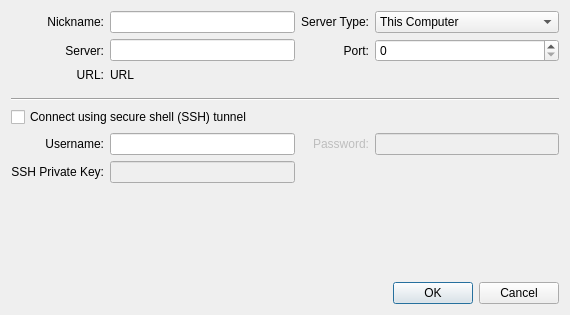
Qt form GUI/Qt/Windows/DeepLearningServerEditor.ui (pyushkevich/itksnap) before a commit.
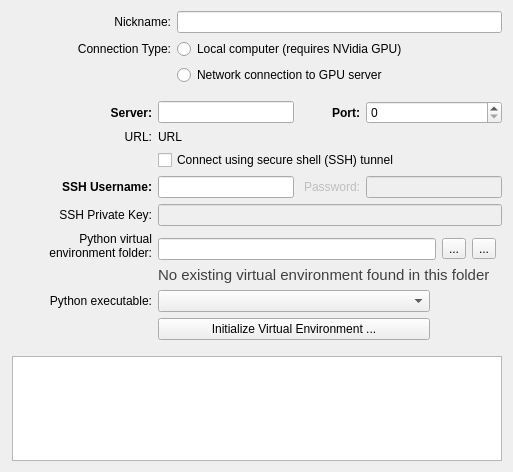
The same form after that commit. Icons and pictures are not drawn.

Commit message: First working implementation of DLS with local Python server

What changed in the file:
```diff
--- a/GUI/Qt/Windows/DeepLearningServerEditor.ui
+++ b/GUI/Qt/Windows/DeepLearningServerEditor.ui
@@ -1,137 +1,46 @@
 <?xml version="1.0" encoding="UTF-8"?>
 <ui version="4.0">
  <class>DeepLearningServerEditor</class>
- <widget class="QDialog" name="DeepLearningServerEditor">
+ <widget class="QWidget" name="DeepLearningServerEditor">
   <property name="geometry">
    <rect>
     <x>0</x>
     <y>0</y>
-    <width>570</width>
-    <height>315</height>
+    <width>513</width>
+    <height>472</height>
    </rect>
   </property>
   <property name="windowTitle">
    <string>Dialog</string>
   </property>
-  <layout class="QGridLayout" name="gridLayout">
-   <item row="2" column="0">
-    <widget class="QLabel" name="label">
-     <property name="text">
-      <string>Server:</string>
-     </property>
-     <property name="alignment">
-      <set>Qt::AlignmentFlag::AlignRight|Qt::AlignmentFlag::AlignTrailing|Qt::AlignmentFlag::AlignVCenter</set>
-     </property>
-    </widget>
-   </item>
-   <item row="3" column="0">
-    <widget class="QLabel" name="label_7">
-     <property name="text">
-      <string>URL:</string>
-     </property>
-     <property name="alignment">
-      <set>Qt::AlignmentFlag::AlignRight|Qt::AlignmentFlag::AlignTrailing|Qt::AlignmentFlag::AlignVCenter</set>
-     </property>
-    </widget>
-   </item>
-   <item row="10" column="0" colspan="2">
-    <widget class="QCheckBox" name="chkTunnel">
-     <property name="text">
-      <string>Connect using secure shell (SSH) tunnel</string>
-     </property>
-    </widget>
-   </item>
-   <item row="11" column="3">
-    <widget class="QLineEdit" name="inSSHPassword">
-     <property name="enabled">
-      <bool>false</bool>
-     </property>
-    </widget>
-   </item>
-   <item row="15" column="1">
-    <spacer name="verticalSpacer">
-     <property name="orientation">
-      <enum>Qt::Orientation::Vertical</enum>
-     </property>
-     <property name="sizeHint" stdset="0">
-      <size>
-       <width>20</width>
-       <height>40</height>
-      </size>
-     </property>
-    </spacer>
-   </item>
-   <item row="2" column="1">
-    <widget class="QLineEdit" name="inHostname"/>
-   </item>
-   <item row="0" column="1">
+  <property name="styleSheet">
+   <string notr="true"/>
+  </property>
+  <layout class="QGridLayout" name="gridLayout" columnstretch="0,0,0">
+   <property name="leftMargin">
+    <number>12</number>
+   </property>
+   <property name="spacing">
+    <number>6</number>
+   </property>
+   <item row="0" column="1" colspan="2">
     <widget class="QLineEdit" name="inNickname"/>
    </item>
-   <item row="11" column="0">
-    <widget class="QLabel" name="label_10">
+   <item row="1" column="0">
+    <widget class="QLabel" name="label_15">
      <property name="text">
-      <string>Username:</string>
+      <string>Connection Type:</string>
      </property>
      <property name="alignment">
       <set>Qt::AlignmentFlag::AlignRight|Qt::AlignmentFlag::AlignTrailing|Qt::AlignmentFlag::AlignVCenter</set>
      </property>
     </widget>
    </item>
-   <item row="2" column="2">
-    <widget class="QLabel" name="label_2">
+   <item row="2" column="1" colspan="2">
+    <widget class="QRadioButton" name="radioConnRemote">
      <property name="text">
-      <string>Port:</string>
+      <string>Network connection to GPU server</string>
      </property>
-     <property name="alignment">
-      <set>Qt::AlignmentFlag::AlignRight|Qt::AlignmentFlag::AlignTrailing|Qt::AlignmentFlag::AlignVCenter</set>
-     </property>
-    </widget>
-   </item>
-   <item row="3" column="1">
-    <widget class="QLabel" name="outURL">
-     <property name="text">
-      <string>URL</string>
-     </property>
-     <property name="openExternalLinks">
-      <bool>true</bool>
-     </property>
-    </widget>
-   </item>
-   <item row="14" column="0">
-    <widget class="QLabel" name="label_14">
-     <property name="text">
-      <string>SSH Private Key:</string>
-     </property>
-     <property name="alignment">
-      <set>Qt::AlignmentFlag::AlignRight|Qt::AlignmentFlag::AlignTrailing|Qt::AlignmentFlag::AlignVCenter</set>
-     </property>
-    </widget>
-   </item>
-   <item row="11" column="2">
-    <widget class="QLabel" name="label_13">
-     <property name="enabled">
-      <bool>false</bool>
-     </property>
-     <property name="text">
-      <string>Password:</string>
-     </property>
-     <property name="alignment">
-      <set>Qt::AlignmentFlag::AlignRight|Qt::AlignmentFlag::AlignTrailing|Qt::AlignmentFlag::AlignVCenter</set>
-     </property>
-    </widget>
-   </item>
-   <item row="0" column="3">
-    <widget class="QComboBox" name="comboBox">
-     <item>
-      <property name="text">
-       <string>This Computer</string>
-      </property>
-     </item>
-     <item>
-      <property name="text">
-       <string>Remote</string>
-      </property>
-     </item>
     </widget>
    </item>
    <item row="0" column="0">
@@ -144,64 +53,337 @@
      </property>
     </widget>
    </item>
-   <item row="11" column="1">
-    <widget class="QLineEdit" name="inSSHUsername"/>
-   </item>
-   <item row="0" column="2">
-    <widget class="QLabel" name="label_15">
-     <property name="text">
-      <string>Server Type:</string>
-     </property>
-     <property name="alignment">
-      <set>Qt::AlignmentFlag::AlignRight|Qt::AlignmentFlag::AlignTrailing|Qt::AlignmentFlag::AlignVCenter</set>
-     </property>
+   <item row="3" column="0" colspan="3">
+    <widget class="QWidget" name="grpRemote" native="true">
+     <layout class="QGridLayout" name="gridLayout_3" columnstretch="0,1,0,1" columnminimumwidth="140,130,60,130">
+      <property name="leftMargin">
+       <number>0</number>
+      </property>
+      <property name="topMargin">
+       <number>0</number>
+      </property>
+      <property name="rightMargin">
+       <number>0</number>
+      </property>
+      <property name="bottomMargin">
+       <number>0</number>
+      </property>
+      <property name="spacing">
+       <number>6</number>
+      </property>
+      <item row="1" column="1">
+       <widget class="QLineEdit" name="inHostname"/>
+      </item>
+      <item row="5" column="0" colspan="4">
+       <widget class="QWidget" name="grpSSH" native="true">
+        <property name="styleSheet">
+         <string notr="true"/>
+        </property>
+        <layout class="QGridLayout" name="gridLayout_2" columnstretch="0,1,0,1" columnminimumwidth="140,130,60,130">
+         <property name="leftMargin">
+          <number>0</number>
+         </property>
+         <property name="topMargin">
+          <number>0</number>
+         </property>
+         <property name="rightMargin">
+          <number>0</number>
+         </property>
+         <property name="bottomMargin">
+          <number>0</number>
+         </property>
+         <property name="spacing">
+          <number>6</number>
+         </property>
+         <item row="2" column="1" colspan="3">
+          <widget class="QLineEdit" name="inSSHPrivateKey">
+           <property name="enabled">
+            <bool>false</bool>
+           </property>
+          </widget>
+         </item>
+         <item row="2" column="0">
+          <widget class="QLabel" name="lblSSHPrivateKey">
+           <property name="text">
+            <string>SSH Private Key:</string>
+           </property>
+           <property name="alignment">
+            <set>Qt::AlignmentFlag::AlignRight|Qt::AlignmentFlag::AlignTrailing|Qt::AlignmentFlag::AlignVCenter</set>
+           </property>
+          </widget>
+         </item>
+         <item row="1" column="3">
+          <widget class="QLineEdit" name="inSSHPassword">
+           <property name="enabled">
+            <bool>false</bool>
+           </property>
+          </widget>
+         </item>
+         <item row="1" column="0">
+          <widget class="QLabel" name="lblSSHUsername">
+           <property name="styleSheet">
+            <string notr="true">font-weight:bold;</string>
+           </property>
+           <property name="text">
+            <string>SSH Username:</string>
+           </property>
+           <property name="alignment">
+            <set>Qt::AlignmentFlag::AlignRight|Qt::AlignmentFlag::AlignTrailing|Qt::AlignmentFlag::AlignVCenter</set>
+           </property>
+          </widget>
+         </item>
+         <item row="1" column="1">
+          <widget class="QLineEdit" name="inSSHUsername"/>
+         </item>
+         <item row="1" column="2">
+          <widget class="QLabel" name="lblSSHPassword">
+           <property name="enabled">
+            <bool>false</bool>
+           </property>
+           <property name="text">
+            <string>Password:</string>
+           </property>
+           <property name="alignment">
+            <set>Qt::AlignmentFlag::AlignRight|Qt::AlignmentFlag::AlignTrailing|Qt::AlignmentFlag::AlignVCenter</set>
+           </property>
+          </widget>
+         </item>
+        </layout>
+       </widget>
+      </item>
+      <item row="1" column="3">
+       <widget class="QSpinBox" name="inPort">
+        <property name="maximum">
+         <number>99999</number>
+        </property>
+       </widget>
+      </item>
+      <item row="2" column="0">
+       <widget class="QLabel" name="lblURL">
+        <property name="text">
+         <string>URL:</string>
+        </property>
+        <property name="alignment">
+         <set>Qt::AlignmentFlag::AlignRight|Qt::AlignmentFlag::AlignTrailing|Qt::AlignmentFlag::AlignVCenter</set>
+        </property>
+       </widget>
+      </item>
+      <item row="1" column="0">
+       <widget class="QLabel" name="lblHostname">
+        <property name="styleSheet">
+         <string notr="true">font-weight:bold;</string>
+        </property>
+        <property name="text">
+         <string>Server:</string>
+        </property>
+        <property name="alignment">
+         <set>Qt::AlignmentFlag::AlignRight|Qt::AlignmentFlag::AlignTrailing|Qt::AlignmentFlag::AlignVCenter</set>
+        </property>
+       </widget>
+      </item>
+      <item row="3" column="1" colspan="3">
+       <widget class="QCheckBox" name="chkTunnel">
+        <property name="text">
+         <string>Connect using secure shell (SSH) tunnel</string>
+        </property>
+       </widget>
+      </item>
+      <item row="1" column="2">
+       <widget class="QLabel" name="lblPort">
+        <property name="styleSheet">
+         <string notr="true">font-weight:bold;</string>
+        </property>
+        <property name="text">
+         <string>Port:</string>
+        </property>
+        <property name="alignment">
+         <set>Qt::AlignmentFlag::AlignRight|Qt::AlignmentFlag::AlignTrailing|Qt::AlignmentFlag::AlignVCenter</set>
+        </property>
+       </widget>
+      </item>
+      <item row="2" column="1">
+       <widget class="QLabel" name="outURL">
+        <property name="text">
+         <string>URL</string>
+        </property>
+        <property name="openExternalLinks">
+         <bool>true</bool>
+        </property>
+       </widget>
+      </item>
+      <item row="0" column="0">
+       <spacer name="verticalSpacer_4">
+        <property name="orientation">
+         <enum>Qt::Orientation::Vertical</enum>
+        </property>
+        <property name="sizeType">
+         <enum>QSizePolicy::Policy::Fixed</enum>
+        </property>
+        <property name="sizeHint" stdset="0">
+         <size>
+          <width>20</width>
+          <height>10</height>
+         </size>
+        </property>
+       </spacer>
+      </item>
+     </layout>
     </widget>
    </item>
-   <item row="9" column="0" colspan="4">
-    <widget class="Line" name="line">
-     <property name="orientation">
-      <enum>Qt::Orientation::Horizontal</enum>
-     </property>
-    </widget>
-   </item>
-   <item row="4" column="1">
-    <spacer name="verticalSpacer_2">
+   <item row="12" column="1">
+    <spacer name="verticalSpacer">
      <property name="orientation">
       <enum>Qt::Orientation::Vertical</enum>
      </property>
-     <property name="sizeType">
-      <enum>QSizePolicy::Policy::Fixed</enum>
-     </property>
      <property name="sizeHint" stdset="0">
       <size>
        <width>20</width>
-       <height>10</height>
+       <height>40</height>
       </size>
      </property>
     </spacer>
    </item>
-   <item row="16" column="0" colspan="4">
-    <widget class="QDialogButtonBox" name="buttonBox">
-     <property name="orientation">
-      <enum>Qt::Orientation::Horizontal</enum>
+   <item row="1" column="1" colspan="2">
+    <widget class="QRadioButton" name="radioConnLocal">
+     <property name="text">
+      <string>Local computer (requires NVidia GPU)</string>
      </property>
-     <property name="standardButtons">
-      <set>QDialogButtonBox::StandardButton::Cancel|QDialogButtonBox::StandardButton::Ok</set>
-     </property>
     </widget>
    </item>
-   <item row="2" column="3">
-    <widget class="QSpinBox" name="inPort">
-     <property name="maximum">
-      <number>99999</number>
-     </property>
-    </widget>
-   </item>
-   <item row="14" column="1">
-    <widget class="QLineEdit" name="inSSHPrivateKey">
-     <property name="enabled">
-      <bool>false</bool>
-     </property>
+   <item row="4" column="0" colspan="3">
+    <widget class="QWidget" name="grpLocal" native="true">
+     <layout class="QGridLayout" name="gridLayout_4" rowstretch="0,0,0,0,0,0,0" columnstretch="0,1,0,0,1,0" columnminimumwidth="140,0,0,0,0,0">
+      <property name="leftMargin">
+       <number>0</number>
+      </property>
+      <property name="topMargin">
+       <number>0</number>
+      </property>
+      <property name="rightMargin">
+       <number>0</number>
+      </property>
+      <property name="bottomMargin">
+       <number>0</number>
+      </property>
+      <property name="spacing">
+       <number>6</number>
+      </property>
+      <item row="0" column="1">
+       <spacer name="verticalSpacer_2">
+        <property name="orientation">
+         <enum>Qt::Orientation::Vertical</enum>
+        </property>
+        <property name="sizeType">
+         <enum>QSizePolicy::Policy::Fixed</enum>
+        </property>
+        <property name="sizeHint" stdset="0">
+         <size>
+          <width>20</width>
+          <height>0</height>
+         </size>
+        </property>
+       </spacer>
+      </item>
+      <item row="1" column="1" colspan="2">
+       <widget class="QLineEdit" name="inPythonVEnv"/>
+      </item>
+      <item row="4" column="1">
+       <widget class="QPushButton" name="btnVEnvConfigure">
+        <property name="text">
+         <string>Initialize Virtual Environment ...</string>
+        </property>
+       </widget>
+      </item>
+      <item row="5" column="0">
+       <spacer name="verticalSpacer_3">
+        <property name="orientation">
+         <enum>Qt::Orientation::Vertical</enum>
+        </property>
+        <property name="sizeType">
+         <enum>QSizePolicy::Policy::Fixed</enum>
+        </property>
+        <property name="sizeHint" stdset="0">
+         <size>
+          <width>20</width>
+          <height>10</height>
+         </size>
+        </property>
+       </spacer>
+      </item>
+      <item row="1" column="3">
+       <widget class="QToolButton" name="btnFindVEnvFolder">
+        <property name="toolTip">
+         <string>Select path for the Python virtual environment</string>
+        </property>
+        <property name="text">
+         <string>...</string>
+        </property>
+        <property name="icon">
+         <iconset theme="QIcon::ThemeIcon::DocumentOpen"/>
+        </property>
+       </widget>
+      </item>
+      <item row="6" column="0" colspan="6">
+       <widget class="QPlainTextEdit" name="txtInstallLog">
+        <property name="readOnly">
+         <bool>true</bool>
+        </property>
+       </widget>
+      </item>
+      <item row="1" column="4">
+       <widget class="QToolButton" name="btnResetVEnvFolderToDefault">
+        <property name="toolTip">
+         <string>Use the default Python virtual environment location for ITK-SNAP</string>
+        </property>
+        <property name="text">
+         <string>...</string>
+        </property>
+        <property name="icon">
+         <iconset theme="QIcon::ThemeIcon::ViewRefresh"/>
+        </property>
+       </widget>
+      </item>
+      <item row="0" column="0" rowspan="2">
+       <widget class="QLabel" name="lblPythonVEnv">
+        <property name="text">
+         <string>Python virtual environment folder:</string>
+        </property>
+        <property name="alignment">
+         <set>Qt::AlignmentFlag::AlignBottom|Qt::AlignmentFlag::AlignRight|Qt::AlignmentFlag::AlignTrailing</set>
+        </property>
+        <property name="wordWrap">
+         <bool>true</bool>
+        </property>
+       </widget>
+      </item>
+      <item row="2" column="1" colspan="4">
+       <widget class="QLabel" name="lblPythonVEnvStatus">
+        <property name="styleSheet">
+         <string notr="true">font-size:11pt;
+color: rgb(64, 64, 64);</string>
+        </property>
+        <property name="text">
+         <string>No existing virtual environment found in this folder</string>
+        </property>
+       </widget>
+      </item>
+      <item row="3" column="1">
+       <widget class="QComboBox" name="inPythonExe"/>
+      </item>
+      <item row="3" column="0">
+       <widget class="QLabel" name="lblPythonVEnv_2">
+        <property name="text">
+         <string>Python executable:</string>
+        </property>
+        <property name="alignment">
+         <set>Qt::AlignmentFlag::AlignRight|Qt::AlignmentFlag::AlignTrailing|Qt::AlignmentFlag::AlignVCenter</set>
+        </property>
+        <property name="wordWrap">
+         <bool>true</bool>
+        </property>
+       </widget>
+      </item>
+     </layout>
     </widget>
    </item>
   </layout>
```
Left out of the diff: 41 changed lines with no effect on the pictures. The commit also changes 13 other files.
